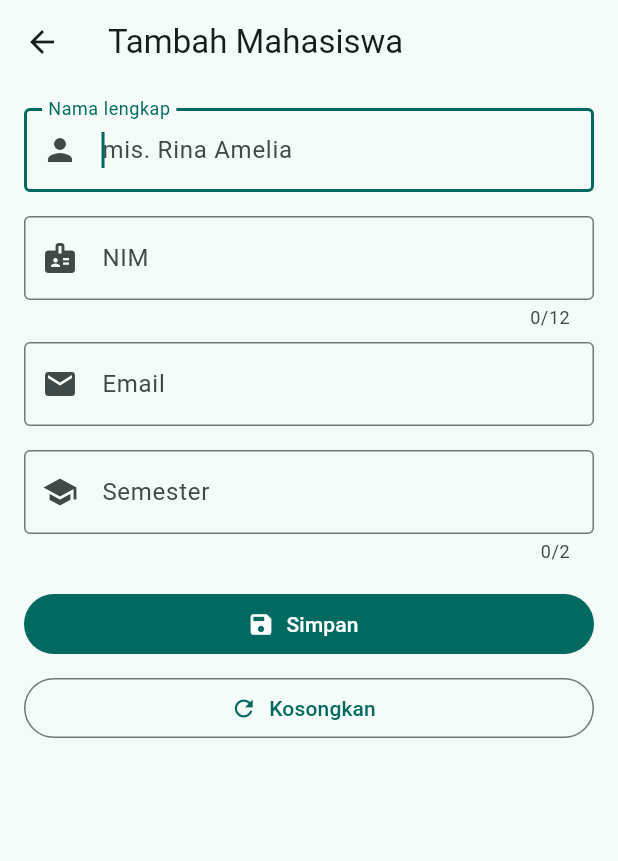
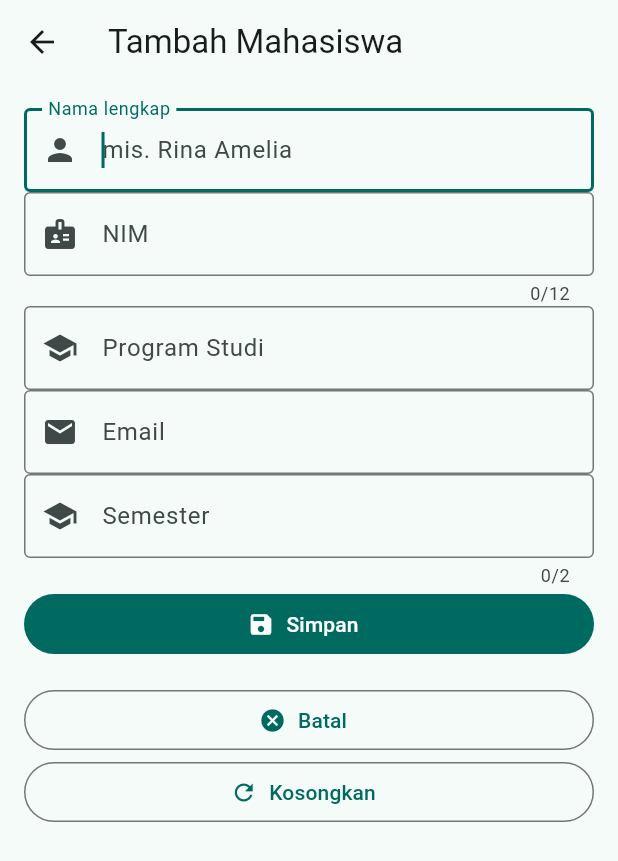
Before and after one commit to sannnzx05/san_flutter, a Flutter app: the screen it shows after launch, after a tap on "Tambah", on a phone screen of 412 x 824 dp. Shown: the top 861 px of the screen. Run offline on Flutter 3.47's test engine with Material 3 defaults, Android fonts, the phone set to English and light mode, and no system bars.

Commit message:
Menyelesaikan Milestone 1 navigasi form dan state

```diff
--- a/lib/main.dart
+++ b/lib/main.dart
@@ -22,39 +22,109 @@ const List<Map<String, String>> daftarMahasiswa = [
   {'nama': 'Siti Rahma', 'nim': '2023003', 'prodi': 'Sistem Informasi', 'semester': '3', 'email': 'siti@contoh.ac.id'},
 ];
 
-class DashboardPage extends StatelessWidget {
+
+class DashboardPage extends StatefulWidget {
   const DashboardPage({super.key});
+
+  @override
+  State<DashboardPage> createState() => _DashboardPageState();
+}
+
+class _DashboardPageState extends State<DashboardPage> {
+  late List<Map<String, String>> _daftar;
+
+  @override
+  void initState() {
+    super.initState();
+    _daftar = List.of(daftarMahasiswa);
+  }
+Future<void> _bukaFormTambah() async {
+  final hasil = await Navigator.push<Map<String, String>>(
+    context,
+    MaterialPageRoute(
+      builder: (_) => TambahMahasiswaPage(
+        nimTerdaftar: _daftar
+            .map((mhs) => mhs['nim']!)
+            .toList(),
+      ),
+    ),
+  );
+
+  if (!mounted) return;
+  if (hasil == null) return;
+
+  setState(() {
+    _daftar.add(hasil);
+  });
+
+  ScaffoldMessenger.of(context).showSnackBar(
+    SnackBar(
+      content: Text('${hasil['nama']} berhasil ditambahkan.'),
+    ),
+  );
+}
+void _bukaDetail(Map<String, String> mhs) {
+  Navigator.push(
+    context,
+    MaterialPageRoute(
+      builder: (_) => DetailMahasiswaPage(
+        mahasiswa: mhs,
+      ),
+    ),
+  );
+}
   @override
   Widget build(BuildContext context) {
     final warna = Theme.of(context).colorScheme;
+
     return Scaffold(
-      appBar: AppBar(title: const Text('Dashboard Akademik'), backgroundColor: warna.primaryContainer),
+      appBar: AppBar(
+        title: const Text('Dashboard Akademik'),
+        backgroundColor: warna.primaryContainer,
+      ),
       floatingActionButton: FloatingActionButton.extended(
-        onPressed: () => Navigator.push(context, MaterialPageRoute(builder: (_) => const TambahMahasiswaPage())),
-        icon: const Icon(Icons.person_add), label: const Text('Tambah'),
+  onPressed: _bukaFormTambah,
+  icon: const Icon(Icons.person_add),
+  label: const Text('Tambah'),
 ),
       body: ListView(
         padding: const EdgeInsets.fromLTRB(16, 16, 16, 88),
         children: [
-          Card(child: ListTile(
-            leading: const Icon(Icons.person), title: const Text('Profil Saya'), subtitle: const Text('Identitas dan keahlian'),
-            trailing: const Icon(Icons.chevron_right), onTap: () => Navigator.push(context, MaterialPageRoute(builder: (_) => const ProfilPage())),
-          )),
+          Card(
+            child: ListTile(
+              leading: const Icon(Icons.person),
+              title: const Text('Profil Saya'),
+              subtitle: const Text('Identitas dan keahlian'),
+              trailing: const Icon(Icons.chevron_right),
+              onTap: () => Navigator.push(
+                context,
+                MaterialPageRoute(
+                  builder: (_) => const ProfilPage(),
+                ),
+              ),
+            ),
+          ),
           const SizedBox(height: 16),
-          const Text('Daftar Mahasiswa', style: TextStyle(fontSize: 18, fontWeight: FontWeight.bold)),
+          Text(
+            'Daftar Mahasiswa (${_daftar.length})',
+            style: const TextStyle(
+              fontSize: 18,
+              fontWeight: FontWeight.bold,
+            ),
+          ),
           const SizedBox(height: 8),
-          for (final mhs in daftarMahasiswa)
-            Card(child: ListTile(
-              leading: CircleAvatar(child: Text(mhs['nama']![0])),
-              title: Text(mhs['nama']!), subtitle: Text('NIM ${mhs['nim']}'),
-              trailing: const Icon(Icons.chevron_right),
-              onTap: () => Navigator.push(context, MaterialPageRoute(builder: (_) => DetailMahasiswaPage(mahasiswa: mhs))),
-            )),
+         for (final mhs in _daftar)
+  KartuMahasiswa(
+    mahasiswa: mhs,
+    onTap: () => _bukaDetail(mhs),
+  ),
+
         ],
       ),
     );
   }
 }
+
 
 String? validasiNama(String? val) {
   final t = val?.trim() ?? '';
@@ -83,11 +153,110 @@ String? validasiSemester(String? val) {
   if (a < 1 || a > 14) return 'Semester harus antara 1 dan 14';
   return null;
 }
+String? validasiNimUnik(
+  String? val,
+  List<String> nimTerdaftar,
+) {
+  final hasil = validasiNim(val);
 
+  if (hasil != null) return hasil;
+
+  if (nimTerdaftar.contains(val!.trim())) {
+    return 'NIM sudah terdaftar';
+  }
+
+  return null;
+}
+class KartuMahasiswa extends StatelessWidget {
+  final Map<String, String> mahasiswa;
+  final VoidCallback onTap;
+
+  const KartuMahasiswa({
+    super.key,
+    required this.mahasiswa,
+    required this.onTap,
+  });
+
+  @override
+  Widget build(BuildContext context) {
+    return Card(
+      child: ListTile(
+        leading: CircleAvatar(
+          child: Text(mahasiswa['nama']![0]),
+        ),
+        title: Text(mahasiswa['nama']!),
+        subtitle: Text('NIM ${mahasiswa['nim']}'),
+        trailing: const Icon(Icons.chevron_right),
+        onTap: onTap,
+      ),
+    );
+  }
+}
+class KolomTeks extends StatelessWidget {
+  final TextEditingController controller;
+  final String label;
+  final String hint;
+  final IconData ikon;
+  final String? Function(String?) validator;
+  final TextInputType keyboardType;
+  final TextInputAction textInputAction;
+  final List<TextInputFormatter>? inputFormatters;
+  final int? maxLength;
+  final FocusNode? focusNode;
+  final bool autofocus;
+  final TextCapitalization textCapitalization;
+  final void Function(String)? onFieldSubmitted;
+
+  const KolomTeks({
+    super.key,
+    required this.controller,
+    required this.label,
+    required this.hint,
+    required this.ikon,
+    required this.validator,
+    this.keyboardType = TextInputType.text,
+    this.textInputAction = TextInputAction.next,
+    this.inputFormatters,
+    this.maxLength,
+    this.focusNode,
+    this.autofocus = false,
+    this.textCapitalization = TextCapitalization.none,
+    this.onFieldSubmitted,
+  });
+
+  @override
+  Widget build(BuildContext context) {
+    return TextFormField(
+      controller: controller,
+      focusNode: focusNode,
+      autofocus: autofocus,
+      keyboardType: keyboardType,
+      textInputAction: textInputAction,
+      inputFormatters: inputFormatters,
+      maxLength: maxLength,
+      textCapitalization: textCapitalization,
+      onFieldSubmitted: onFieldSubmitted,
+      decoration: InputDecoration(
+        labelText: label,
+        hintText: hint,
+        prefixIcon: Icon(ikon),
+        border: const OutlineInputBorder(),
+      ),
+      validator: validator,
+    );
+  }
+}
 class TambahMahasiswaPage extends StatefulWidget {
-  const TambahMahasiswaPage({super.key});
+  const TambahMahasiswaPage({
+    super.key,
+    required this.nimTerdaftar,
+  });
+
+final List<String> nimTerdaftar;
+
 @override
-  State<TambahMahasiswaPage> createState() => _TambahMahasiswaPageState();
+State<TambahMahasiswaPage> createState() =>
+    _TambahMahasiswaPageState();
 }
 
 class _TambahMahasiswaPageState extends State<TambahMahasiswaPage> {
@@ -97,23 +266,44 @@ class _TambahMahasiswaPageState extends State<TambahMahasiswaPage> {
   final _emailC = TextEditingController();
   final _semC = TextEditingController();
   final _namaF = FocusNode();
+  final _prodiC = TextEditingController();
   AutovalidateMode _mode = AutovalidateMode.disabled;
   Map<String, String>? _hasil;
 
   @override
+  @override
 void dispose() {
-    _namaC.dispose(); _nimC.dispose(); _emailC.dispose(); _semC.dispose(); _namaF.dispose();
+  _namaC.dispose();
+  _nimC.dispose();
+  _prodiC.dispose();
+  _emailC.dispose();
+  _semC.dispose();
+  _namaF.dispose();
   super.dispose();
 }
-
  void _simpan() {
   FocusScope.of(context).unfocus();
+
   if (_formKey.currentState!.validate()) {
-      setState(() => _hasil = {'nama': _namaC.text.trim(), 'nim': _nimC.text.trim(), 'email': _emailC.text.trim(), 'semester': _semC.text.trim()});
-      ScaffoldMessenger.of(context).showSnackBar(SnackBar(content: Text('Data ${_hasil!['nama']} valid.')));
+    final Map<String, String> dataBaru = {
+      'nama': _namaC.text.trim(),
+      'nim': _nimC.text.trim(),
+      'prodi': _prodiC.text.trim(),
+      'email': _emailC.text.trim(),
+      'semester': _semC.text.trim(),
+    };
+
+    Navigator.pop(context, dataBaru);
   } else {
-      setState(() => _mode = AutovalidateMode.onUserInteraction);
-      ScaffoldMessenger.of(context).showSnackBar(const SnackBar(content: Text('Periksa kembali isian yang ditandai merah.')));
+    setState(() {
+      _mode = AutovalidateMode.onUserInteraction;
+    });
+
+    ScaffoldMessenger.of(context).showSnackBar(
+      const SnackBar(
+        content: Text('Periksa kembali isian yang ditandai merah.'),
+      ),
+    );
   }
 }
 
@@ -135,16 +325,76 @@ class _TambahMahasiswaPageState extends State<TambahMahasiswaPage> {
           child: Column(
             crossAxisAlignment: CrossAxisAlignment.stretch,
             children: [
-              TextFormField(controller: _namaC, focusNode: _namaF, autofocus: true, textCapitalization: TextCapitalization.words, textInputAction: TextInputAction.next, decoration: const InputDecoration(labelText: 'Nama lengkap', hintText: 'mis. Rina Amelia', prefixIcon: Icon(Icons.person), border: OutlineInputBorder()), validator: validasiNama),
-              const SizedBox(height: 16),
-              TextFormField(controller: _nimC, keyboardType: TextInputType.number, textInputAction: TextInputAction.next, inputFormatters: [FilteringTextInputFormatter.digitsOnly], maxLength: 12, decoration: const InputDecoration(labelText: 'NIM', hintText: 'hanya angka', prefixIcon: Icon(Icons.badge), border: OutlineInputBorder()), validator: validasiNim),
-              const SizedBox(height: 8),
-              TextFormField(controller: _emailC, keyboardType: TextInputType.emailAddress, textInputAction: TextInputAction.next, decoration: const InputDecoration(labelText: 'Email', hintText: 'nama@kampus.ac.id', prefixIcon: Icon(Icons.email), border: OutlineInputBorder()), validator: validasiEmail),
-              const SizedBox(height: 16),
-              TextFormField(controller: _semC, keyboardType: TextInputType.number, textInputAction: TextInputAction.done, inputFormatters: [FilteringTextInputFormatter.digitsOnly], maxLength: 2, decoration: const InputDecoration(labelText: 'Semester', hintText: '1 sampai 14', prefixIcon: Icon(Icons.school), border: OutlineInputBorder()), validator: validasiSemester, onFieldSubmitted: (_) => _simpan()),
-              const SizedBox(height: 16),
+              KolomTeks(
+  controller: _namaC,
+  focusNode: _namaF,
+  autofocus: true,
+  label: 'Nama lengkap',
+  hint: 'mis. Rina Amelia',
+  ikon: Icons.person,
+  validator: validasiNama,
+  textCapitalization: TextCapitalization.words,
+),
+              KolomTeks(
+  controller: _nimC,
+  label: 'NIM',
+  hint: 'hanya angka',
+  ikon: Icons.badge,
+  keyboardType: TextInputType.number,
+  textInputAction: TextInputAction.next,
+  inputFormatters: [
+    FilteringTextInputFormatter.digitsOnly,
+  ],
+  maxLength: 12,
+  validator: (val) =>
+      validasiNimUnik(val, widget.nimTerdaftar),
+),
+KolomTeks(
+  controller: _prodiC,
+  label: 'Program Studi',
+  hint: 'mis. Sistem Informasi',
+  ikon: Icons.school,
+  textCapitalization: TextCapitalization.words,
+  validator: (val) {
+    if (val == null || val.trim().isEmpty) {
+      return 'Program Studi wajib diisi';
+    }
+    return null;
+  },
+),
+             KolomTeks(
+  controller: _emailC,
+  label: 'Email',
+  hint: 'nama@kampus.ac.id',
+  ikon: Icons.email,
+  keyboardType: TextInputType.emailAddress,
+  textInputAction: TextInputAction.next,
+  validator: validasiEmail,
+),
+              KolomTeks(
+  controller: _semC,
+  label: 'Semester',
+  hint: '1 sampai 14',
+  ikon: Icons.school,
+  keyboardType: TextInputType.number,
+  textInputAction: TextInputAction.done,
+  inputFormatters: [
+    FilteringTextInputFormatter.digitsOnly,
+  ],
+  maxLength: 2,
+  validator: validasiSemester,
+  onFieldSubmitted: (_) => _simpan(),
+),
               FilledButton.icon(onPressed: _simpan, icon: const Icon(Icons.save), label: const Text('Simpan')),
               const SizedBox(height: 8),
+              const SizedBox(height: 8),
+OutlinedButton.icon(
+  onPressed: () {
+    Navigator.pop(context);
+  },
+  icon: const Icon(Icons.cancel),
+  label: const Text('Batal'),
+),
               OutlinedButton.icon(onPressed: _kosongkan, icon: const Icon(Icons.refresh), label: const Text('Kosongkan')),
               if (_hasil != null) ...[
                 const SizedBox(height: 24),
```
Also changed, not shown: 1 other file. Lines whose indentation alone changed are shown as unchanged.
